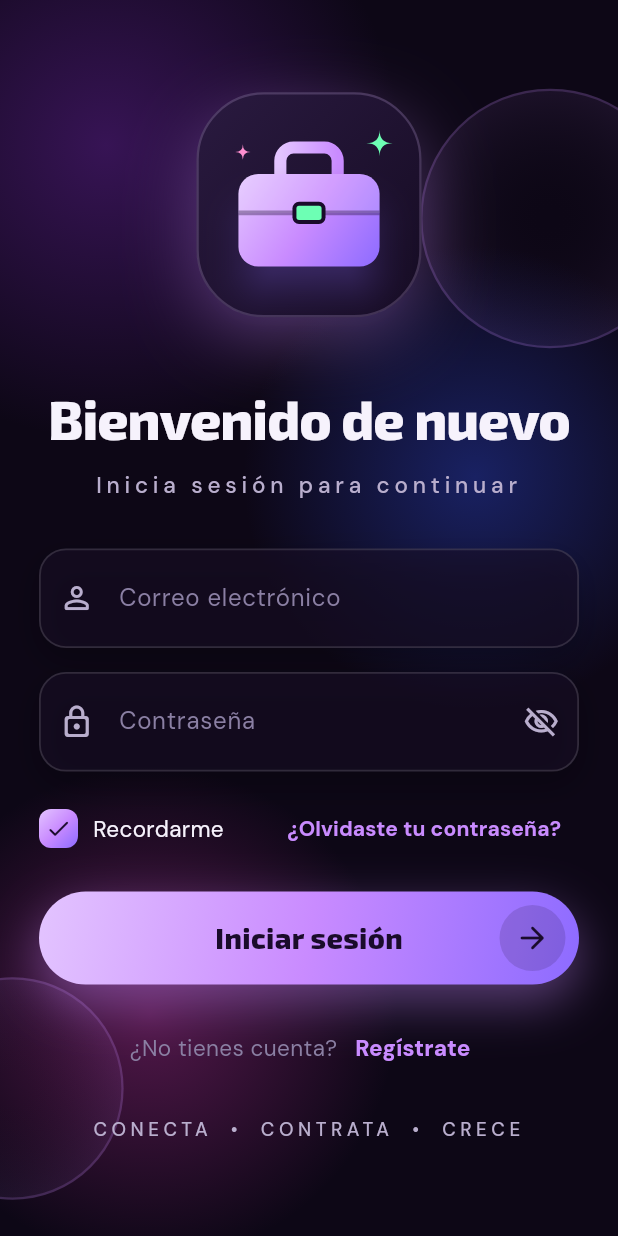
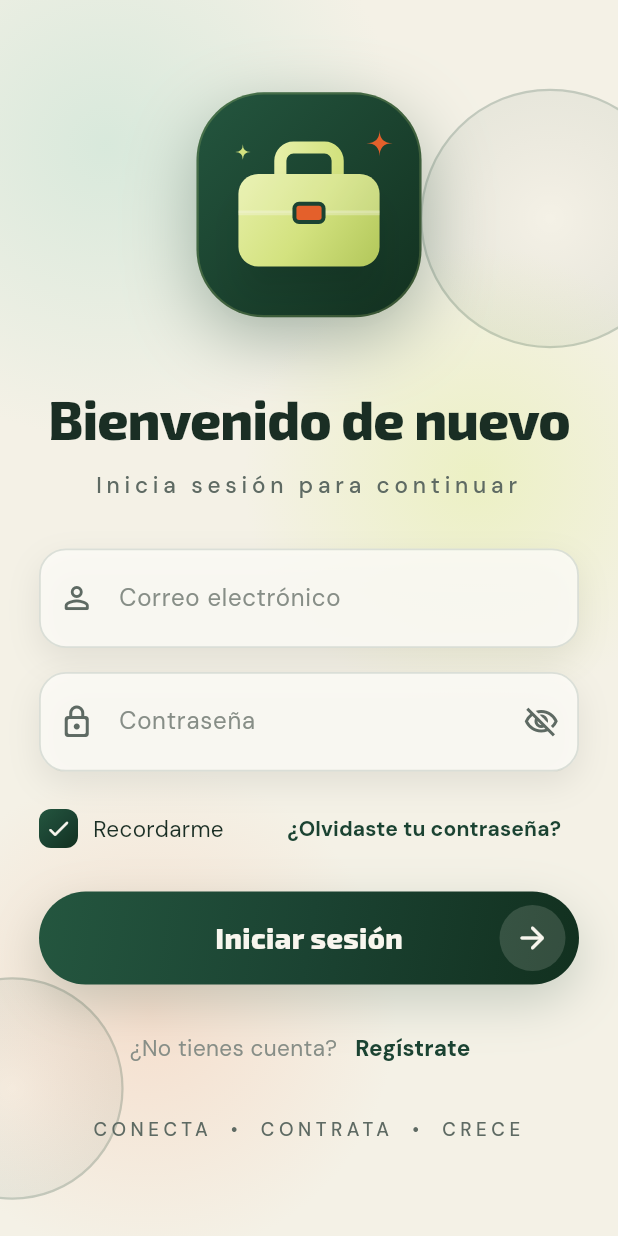
Before and after one commit to JerryDBM/Netjob, a Flutter app: the screen it shows after launch, on a phone screen of 412 x 824 dp. Run offline on Flutter 3.47's test engine with Material 3 defaults, Android fonts, the phone set to English and light mode, and no system bars; our stand-ins replace geolocator, go_router, google_fonts, google_maps_flutter, image_picker, shared_preferences and 2 more; missing offline and left inert: dart:js_interop.

Commit message:
Paleta clara: crema, verde bosque, naranja y lima
Se cambia el tema oscuro violeta por una paleta clara: fondo crema, verde
bosque como color principal, naranja para acciones sobre verde y lima para
detalles sobre superficies oscuras. Se ajustan los colores fijos de las
pantallas y los colores de la versión web. La estructura no cambia.

Co-Authored-By: Claude Opus 5.5 <noreply@anthropic.com>

```diff
--- a/app/lib/core/theme.dart
+++ b/app/lib/core/theme.dart
@@ -1,68 +1,70 @@
 import 'package:flutter/material.dart';
 import 'package:google_fonts/google_fonts.dart';
 
-/// Identidad visual (paleta tomada de drift.iscoutb.dev): fondo violeta casi negro,
-/// paneles de vidrio translúcidos, lavanda como color principal, acentos menta, rosa y
-/// celeste, y degradados profundos morado → azul → magenta.
+/// Identidad visual: fondo crema cálido, verde bosque como color principal, acento
+/// naranja para las llamadas a la acción y lima suave para destacar sobre el verde.
 class NetJobColors {
   // Fondos
-  static const bg = Color(0xFF0D0716);
-  static const bgSoft = Color(0xFF140A21); // barras y hojas inferiores
-  static const card = Color(0xFF1B1029); // paneles
-  static const cardHigh = Color(0xFF261A3A); // paneles elevados / campos
-  static const border = Color(0x21FFFFFF); // borde de vidrio (13 %)
+  static const bg = Color(0xFFF4F1E6); // crema
+  static const bgSoft = Color(0xFFF8F6EE); // barras y hojas inferiores
+  static const card = Color(0xFFFCFBF6); // paneles
+  static const cardHigh = Color(0xFFE8ECE1); // paneles elevados / campos (verde salvia muy claro)
+  static const border = Color(0x241B4332); // borde fino verdoso
 
   // Texto
-  static const ink = Color(0xFFF6F2FC); // principal
-  static const textSoft = Color(0xFFDDD3EE);
-  static const subtle = Color(0xFFB9AECD);
-  static const muted = Color(0xFF8A7FA3);
+  static const ink = Color(0xFF1A2E24); // principal (casi negro verdoso)
+  static const textSoft = Color(0xFF3C4A42);
+  static const subtle = Color(0xFF5E6A63);
+  static const muted = Color(0xFF878E87);
 
   // Marca
-  static const primary = Color(0xFFC98BFF); // lavanda
-  static const primaryDeep = Color(0xFF8D6BFF);
-  static const primaryLight = Color(0xFFE3C4FF);
-  static const onPrimary = Color(0xFF1A0B2B); // texto sobre lavanda
-  static const mint = Color(0xFF6DFFB4);
-  static const pink = Color(0xFFFF8FD0);
-  static const sky = Color(0xFF7CC7FF);
+  static const primary = Color(0xFF1B4332); // verde bosque
+  static const primaryDeep = Color(0xFF12301F);
+  static const primaryLight = Color(0xFF3D7A5C);
+  static const onPrimary = Color(0xFFF8F6EE); // texto sobre verde
+  static const mint = Color(0xFF2E8B57); // verde éxito
+  static const pink = Color(0xFFE4602B); // naranja de acción
+  static const orange = pink;
+  static const lime = Color(0xFFD3E27F); // lima suave (sobre verde oscuro)
+  static const sky = Color(0xFF3F7CAC);
+  static const onDarkSoft = Color(0xFFC9DCCF); // texto secundario sobre verde oscuro
 
   // Estados
   static const accent = mint; // éxito / pagado
-  static const warning = Color(0xFFFFB86B);
-  static const danger = Color(0xFFFF7A9C);
-  static const star = Color(0xFFFFC86B);
+  static const warning = Color(0xFFC77A12);
+  static const danger = Color(0xFFC8452F);
+  static const star = Color(0xFFE0A21B);
 
   // Compatibilidad con nombres anteriores
   static const surface = bg;
   static const surfaceDeep = bgSoft;
   static const highlight = primary;
-  static const bubble = Color(0xFF3B2560);
-  static const night = bg;
-  static const nightCard = card;
-  static const slate = Color(0xFF2A1846); // banner de navegación
+  static const bubble = Color(0xFFCFE6D8); // menta pálida
+  static const night = Color(0xFF1B4332); // superficies oscuras (verde bosque)
+  static const nightCard = Color(0xFF225240);
+  static const slate = Color(0xFF1B4332); // banner de navegación
 
   // Sobre el mapa (claro): trazos y texto con contraste suficiente
-  static const mapBg = Color(0xFFF4F1FA);
-  static const mapLine = Color(0xFF6B3FD4); // rutas, radio de búsqueda, "tú estás aquí"
-  static const mapInk = Color(0xFF3B2560);
+  static const mapBg = Color(0xFFF4F1E6);
+  static const mapLine = Color(0xFFE4602B); // rutas, radio de búsqueda, "tú estás aquí"
+  static const mapInk = Color(0xFF1B4332);
 
-  /// Botones y selección: lila claro → lavanda → violeta.
+  /// Botones y selección: verde bosque.
   static const gradient = LinearGradient(
     begin: Alignment.topLeft,
     end: Alignment.bottomRight,
-    colors: [primaryLight, primary, primaryDeep],
+    colors: [Color(0xFF24563F), primary, primaryDeep],
   );
 
-  /// Fondos destacados: morado profundo → azul noche → magenta.
+  /// Fondos destacados: verde bosque profundo.
   static const heroGradient = LinearGradient(
     begin: Alignment(-1, -0.6),
     end: Alignment(1, 0.6),
-    colors: [Color(0xFF45186A), Color(0xFF1D2A7C), Color(0xFF6A1D5C)],
+    colors: [Color(0xFF225240), Color(0xFF1B4332), Color(0xFF143425)],
   );
 
-  /// Detalles: rosa → lavanda → celeste.
-  static const rainbow = LinearGradient(colors: [pink, primary, sky]);
+  /// Detalles: naranja → lima → verde.
+  static const rainbow = LinearGradient(colors: [pink, lime, mint]);
 }
 
 /// Tipografías: Exo 2 para títulos y DM Sans para textos.
@@ -102,16 +104,16 @@ class NetJobPageTransitions extends PageTransitionsBuilder {
 ThemeData buildTheme() {
   final scheme = ColorScheme.fromSeed(
     seedColor: NetJobColors.primary,
-    brightness: Brightness.dark,
+    brightness: Brightness.light,
     primary: NetJobColors.primary,
     onPrimary: NetJobColors.onPrimary,
-    secondary: NetJobColors.mint,
-    onSecondary: NetJobColors.onPrimary,
+    secondary: NetJobColors.orange,
+    onSecondary: Colors.white,
     surface: NetJobColors.card,
     onSurface: NetJobColors.ink,
     error: NetJobColors.danger,
   );
-  final base = ThemeData(colorScheme: scheme, useMaterial3: true, brightness: Brightness.dark);
+  final base = ThemeData(colorScheme: scheme, useMaterial3: true, brightness: Brightness.light);
   final body = GoogleFonts.dmSansTextTheme(base.textTheme).apply(bodyColor: NetJobColors.ink, displayColor: NetJobColors.ink);
   TextStyle? display(TextStyle? s, FontWeight w, double ls) => GoogleFonts.exo2(textStyle: s, fontWeight: w, letterSpacing: ls);
   final radius = BorderRadius.circular(16);
@@ -193,7 +195,7 @@ ThemeData buildTheme() {
       style: OutlinedButton.styleFrom(
         minimumSize: const Size(0, 52),
         shape: const StadiumBorder(),
-        side: const BorderSide(color: Color(0x40C98BFF)),
+        side: const BorderSide(color: Color(0x591B4332)),
         foregroundColor: NetJobColors.primary,
         textStyle: GoogleFonts.dmSans(fontWeight: FontWeight.w700),
       ),
@@ -201,11 +203,12 @@ ThemeData buildTheme() {
     textButtonTheme: TextButtonThemeData(style: TextButton.styleFrom(foregroundColor: NetJobColors.primary)),
     navigationBarTheme: NavigationBarThemeData(
       backgroundColor: NetJobColors.bgSoft,
+      surfaceTintColor: Colors.transparent,
       elevation: 0,
       height: 70,
-      indicatorColor: const Color(0x33C98BFF),
+      indicatorColor: NetJobColors.primary,
       iconTheme: WidgetStateProperty.resolveWith(
-        (s) => IconThemeData(color: s.contains(WidgetState.selected) ? NetJobColors.primary : NetJobColors.muted),
+        (s) => IconThemeData(color: s.contains(WidgetState.selected) ? NetJobColors.onPrimary : NetJobColors.muted),
       ),
       labelTextStyle: WidgetStateProperty.resolveWith(
         (s) => GoogleFonts.dmSans(
@@ -229,6 +232,7 @@ ThemeData buildTheme() {
     progressIndicatorTheme: const ProgressIndicatorThemeData(color: NetJobColors.primary, linearTrackColor: NetJobColors.cardHigh),
     dialogTheme: DialogThemeData(
       backgroundColor: NetJobColors.card,
+      surfaceTintColor: Colors.transparent,
       shape: RoundedRectangleBorder(borderRadius: BorderRadius.circular(28), side: const BorderSide(color: NetJobColors.border)),
     ),
     bottomSheetTheme: const BottomSheetThemeData(
@@ -236,7 +240,7 @@ ThemeData buildTheme() {
       dragHandleColor: NetJobColors.muted,
       shape: RoundedRectangleBorder(borderRadius: BorderRadius.vertical(top: Radius.circular(28))),
     ),
-    snackBarTheme: const SnackBarThemeData(contentTextStyle: TextStyle(color: NetJobColors.onPrimary, fontWeight: FontWeight.w600)),
+    snackBarTheme: const SnackBarThemeData(backgroundColor: NetJobColors.primary, contentTextStyle: TextStyle(color: NetJobColors.onPrimary, fontWeight: FontWeight.w600)),
     datePickerTheme: const DatePickerThemeData(backgroundColor: NetJobColors.card),
     timePickerTheme: const TimePickerThemeData(backgroundColor: NetJobColors.card),
     popupMenuTheme: const PopupMenuThemeData(color: NetJobColors.cardHigh),
--- a/app/lib/features/auth/auth_screens.dart
+++ b/app/lib/features/auth/auth_screens.dart
@@ -51,7 +51,7 @@ class _AuthScaffold extends StatelessWidget {
                 left: 8,
                 top: 8,
                 child: IconButton(
-                  style: IconButton.styleFrom(backgroundColor: const Color(0x94180E26), side: const BorderSide(color: NetJobColors.border)),
+                  style: IconButton.styleFrom(backgroundColor: const Color(0xD9FCFBF6), side: const BorderSide(color: NetJobColors.border)),
                   icon: const Icon(Icons.arrow_back_rounded, color: NetJobColors.ink),
                   onPressed: () => context.canPop() ? context.pop() : context.go('/login'),
                 ),
@@ -168,8 +168,8 @@ class _LoginScreenState extends State<LoginScreen> {
                 decoration: BoxDecoration(
                   borderRadius: BorderRadius.circular(8),
                   gradient: _remember ? NetJobColors.gradient : null,
-                  color: _remember ? null : const Color(0x94180E26),
-                  border: Border.all(color: _remember ? Colors.transparent : const Color(0x55C98BFF), width: 1.5),
+                  color: _remember ? null : const Color(0xD9FCFBF6),
+                  border: Border.all(color: _remember ? Colors.transparent : const Color(0x591B4332), width: 1.5),
                 ),
                 child: _remember ? const Icon(Icons.check_rounded, color: NetJobColors.onPrimary, size: 18) : null,
               ),
@@ -250,10 +250,10 @@ class _RegisterScreenState extends State<RegisterScreen> {
           decoration: BoxDecoration(
             borderRadius: BorderRadius.circular(22),
             gradient: selected ? NetJobColors.gradient : null,
-            color: selected ? null : const Color(0x94180E26),
+            color: selected ? null : const Color(0xD9FCFBF6),
             border: Border.all(color: selected ? Colors.transparent : NetJobColors.border, width: 1.2),
             boxShadow: [
-              BoxShadow(color: selected ? const Color(0x66C98BFF) : const Color(0x40000000), blurRadius: selected ? 24 : 16, offset: const Offset(0, 8)),
+              BoxShadow(color: selected ? const Color(0x331B4332) : const Color(0x14000000), blurRadius: selected ? 24 : 16, offset: const Offset(0, 8)),
             ],
           ),
           child: Column(crossAxisAlignment: CrossAxisAlignment.start, children: [
@@ -261,7 +261,7 @@ class _RegisterScreenState extends State<RegisterScreen> {
             const SizedBox(height: 10),
             Text(title, style: TextStyle(fontWeight: FontWeight.w800, fontSize: 15, color: selected ? NetJobColors.onPrimary : NetJobColors.ink)),
             const SizedBox(height: 3),
-            Text(desc, style: TextStyle(fontSize: 12.5, color: selected ? const Color(0xB31A0B2B) : NetJobColors.subtle)),
+            Text(desc, style: TextStyle(fontSize: 12.5, color: selected ? const Color(0xB3F8F6EE) : NetJobColors.subtle)),
           ]),
         ),
       ),
--- a/app/lib/features/calendar/calendar_screens.dart
+++ b/app/lib/features/calendar/calendar_screens.dart
@@ -558,10 +558,10 @@ class _NextUp extends StatelessWidget {
           child: Row(children: [
             Expanded(
               child: Column(crossAxisAlignment: CrossAxisAlignment.start, children: [
-                Text('Próxima cita · $soon', style: const TextStyle(color: NetJobColors.primaryLight, fontWeight: FontWeight.w700, fontSize: 12.5)),
+                Text('Próxima cita · $soon', style: const TextStyle(color: NetJobColors.lime, fontWeight: FontWeight.w700, fontSize: 12.5)),
                 const SizedBox(height: 4),
                 Text(a['service']['title'], style: const TextStyle(color: Colors.white, fontWeight: FontWeight.w800, fontSize: 17)),
-                Text('${apptWhen(a['scheduledAt'])} · ${a['counterpart']['name']}', style: const TextStyle(color: NetJobColors.textSoft, fontSize: 12.5)),
+                Text('${apptWhen(a['scheduledAt'])} · ${a['counterpart']['name']}', style: const TextStyle(color: NetJobColors.onDarkSoft, fontSize: 12.5)),
               ]),
             ),
             const Icon(Icons.chevron_right_rounded, color: Colors.white),
--- a/app/lib/features/common/benefits_screens.dart
+++ b/app/lib/features/common/benefits_screens.dart
@@ -48,7 +48,7 @@ class BenefitsScreen extends StatelessWidget {
                       credits > 0
                           ? 'En tu próximo servicio la tarifa NetJob baja del $standard al $reduced. Se aplica sola al pagar.'
                           : 'Cada $every servicios finalizados, si tu calificación como cliente es mayor a ${loyalty['minRating']}, un servicio paga $reduced en lugar de $standard.',
-                      style: const TextStyle(color: NetJobColors.textSoft, height: 1.35),
+                      style: const TextStyle(color: NetJobColors.onDarkSoft, height: 1.35),
                     ),
                   ]),
                 ),
--- a/app/lib/features/requests/track_screen.dart
+++ b/app/lib/features/requests/track_screen.dart
@@ -418,7 +418,7 @@ class _TrackScreenState extends State<TrackScreen> {
         color: NetJobColors.mapBg,
         alignment: const Alignment(0, -0.45),
         child: Column(mainAxisSize: MainAxisSize.min, children: [
-          Icon(_enRoute ? Icons.directions_car_filled_rounded : Icons.map_outlined, size: 96, color: const Color(0xFFB7A3DD)),
+          Icon(_enRoute ? Icons.directions_car_filled_rounded : Icons.map_outlined, size: 96, color: const Color(0xFFB9C9BD)),
           const SizedBox(height: 10),
           Text(
             mapsAvailable ? 'Esperando la ubicación…' : 'El mapa no está disponible en este dispositivo',
--- a/app/lib/widgets/auth_design.dart
+++ b/app/lib/widgets/auth_design.dart
@@ -34,9 +34,9 @@ class _AuthBackgroundState extends State<AuthBackground> with SingleTickerProvid
             final w = c.maxWidth;
             final h = c.maxHeight;
             return Stack(children: [
-              _glow(left: -w * 0.35 + t * 20, top: -h * 0.12, size: w * 0.95, color: const Color(0xFF45186A)),
-              _glow(left: w * 0.45 - t * 24, top: h * 0.18 + t * 16, size: w * 0.75, color: const Color(0xFF1D2A7C)),
-              _glow(left: -w * 0.2 + t * 18, top: h * 0.62, size: w * 0.8, color: const Color(0xFF6A1D5C)),
+              _glow(left: -w * 0.35 + t * 20, top: -h * 0.12, size: w * 0.95, color: const Color(0xFFCFE6D8)),
+              _glow(left: w * 0.45 - t * 24, top: h * 0.18 + t * 16, size: w * 0.75, color: const Color(0xFFE9F0B8)),
+              _glow(left: -w * 0.2 + t * 18, top: h * 0.62, size: w * 0.8, color: const Color(0xFFF6D9C6)),
               _ring(left: w * 0.68, top: h * 0.06 + t * 10, size: w * 0.42),
               _ring(left: -w * 0.16, top: h * 0.8 - t * 8, size: w * 0.36),
               child!,
@@ -79,8 +79,8 @@ class _AuthBackgroundState extends State<AuthBackground> with SingleTickerProvid
           height: s,
           decoration: BoxDecoration(
             shape: BoxShape.circle,
-            border: Border.all(color: const Color(0x2EC98BFF), width: 1.5),
-            gradient: const RadialGradient(colors: [Color(0x00000000), Color(0x14C98BFF)]),
+            border: Border.all(color: const Color(0x2E1B4332), width: 1.5),
+            gradient: const RadialGradient(colors: [Color(0x00000000), Color(0x0F1B4332)]),
           ),
         ),
       ),
@@ -119,11 +119,11 @@ class _NetJobLogoState extends State<NetJobLogo> with SingleTickerProviderStateM
           gradient: const LinearGradient(
             begin: Alignment.topLeft,
             end: Alignment.bottomRight,
-            colors: [Color(0xFF2A1A40), Color(0xFF150B22)],
+            colors: [Color(0xFF24563F), Color(0xFF12301F)],
           ),
-          border: Border.all(color: const Color(0x33E3C4FF), width: 1.5),
+          border: Border.all(color: const Color(0x33D3E27F), width: 1.5),
           boxShadow: const [
-            BoxShadow(color: Color(0x55C98BFF), blurRadius: 40, offset: Offset(0, 14)),
+            BoxShadow(color: Color(0x591B4332), blurRadius: 40, offset: Offset(0, 14)),
           ],
         ),
         child: CustomPaint(painter: BriefcasePainter()),
@@ -146,20 +146,20 @@ class BriefcasePainter extends CustomPainter {
       Paint()
         ..style = PaintingStyle.stroke
         ..strokeWidth = w * 0.055
-        ..shader = const LinearGradient(colors: [NetJobColors.primaryLight, NetJobColors.primary]).createShader(handle.outerRect),
+        ..shader = const LinearGradient(colors: [Color(0xFFE6EFA6), NetJobColors.lime]).createShader(handle.outerRect),
     );
 
     // Cuerpo
     final bodyRect = Rect.fromLTRB(w * 0.18, h * 0.36, w * 0.82, h * 0.78);
     final body = RRect.fromRectAndRadius(bodyRect, Radius.circular(w * 0.09));
-    canvas.drawShadow(Path()..addRRect(body), const Color(0xAA8D6BFF), 10, false);
+    canvas.drawShadow(Path()..addRRect(body), const Color(0x66000000), 10, false);
     canvas.drawRRect(
       body,
       Paint()
         ..shader = const LinearGradient(
           begin: Alignment.topLeft,
           end: Alignment.bottomRight,
-          colors: [NetJobColors.primaryLight, NetJobColors.primary, NetJobColors.primaryDeep],
+          colors: [Color(0xFFE6EFA6), NetJobColors.lime, Color(0xFFB2C75A)],
         ).createShader(bodyRect),
     );
 
@@ -183,12 +183,12 @@ class BriefcasePainter extends CustomPainter {
 
     // Broche
     final clasp = RRect.fromRectAndRadius(Rect.fromCenter(center: Offset(w * 0.5, y), width: w * 0.15, height: h * 0.1), Radius.circular(w * 0.03));
-    canvas.drawRRect(clasp, Paint()..color = NetJobColors.onPrimary);
-    canvas.drawRRect(clasp.deflate(w * 0.018), Paint()..color = NetJobColors.mint);
+    canvas.drawRRect(clasp, Paint()..color = NetJobColors.primary);
+    canvas.drawRRect(clasp.deflate(w * 0.018), Paint()..color = NetJobColors.orange);
 
     // Destellos
-    _sparkle(canvas, Offset(w * 0.82, h * 0.22), w * 0.06, NetJobColors.mint);
-    _sparkle(canvas, Offset(w * 0.2, h * 0.26), w * 0.035, NetJobColors.pink);
+    _sparkle(canvas, Offset(w * 0.82, h * 0.22), w * 0.06, NetJobColors.orange);
+    _sparkle(canvas, Offset(w * 0.2, h * 0.26), w * 0.035, NetJobColors.lime);
   }
 
   void _sparkle(Canvas canvas, Offset c, double r, Color color) {
@@ -215,10 +215,10 @@ class GlassField extends StatelessWidget {
   Widget build(BuildContext context) {
     return Container(
       decoration: BoxDecoration(
-        color: const Color(0x94180E26), // rgba(24,14,38,.58)
+        color: const Color(0xD9FCFBF6), // rgba(24,14,38,.58)
         borderRadius: BorderRadius.circular(18),
         border: Border.all(color: NetJobColors.border, width: 1.2),
-        boxShadow: const [BoxShadow(color: Color(0x40000000), blurRadius: 18, offset: Offset(0, 8))],
+        boxShadow: const [BoxShadow(color: Color(0x14000000), blurRadius: 18, offset: Offset(0, 8))],
       ),
       child: Theme(
         data: Theme.of(context).copyWith(
@@ -279,7 +279,7 @@ class _GradientButtonState extends State<GradientButton> {
             decoration: BoxDecoration(
               gradient: NetJobColors.gradient,
               borderRadius: BorderRadius.circular(40),
-              boxShadow: const [BoxShadow(color: Color(0x66C98BFF), blurRadius: 28, offset: Offset(0, 12))],
+              boxShadow: const [BoxShadow(color: Color(0x331B4332), blurRadius: 28, offset: Offset(0, 12))],
             ),
             child: Stack(alignment: Alignment.center, children: [
               widget.loading
@@ -291,7 +291,7 @@ class _GradientButtonState extends State<GradientButton> {
                 child: Container(
                   width: 44,
                   height: 44,
-                  decoration: const BoxDecoration(shape: BoxShape.circle, color: Color(0x261A0B2B)),
+                  decoration: const BoxDecoration(shape: BoxShape.circle, color: Color(0x26F8F6EE)),
                   child: Icon(widget.icon, color: NetJobColors.onPrimary),
                 ),
               ),
--- a/app/lib/widgets/common.dart
+++ b/app/lib/widgets/common.dart
@@ -10,7 +10,7 @@ void toast(BuildContext context, Object message, {bool error = true}) {
     ..hideCurrentSnackBar()
     ..showSnackBar(SnackBar(
       content: Text(message.toString()),
-      backgroundColor: error ? const Color(0xFFFF7A9C) : const Color(0xFF6DFFB4),
+      backgroundColor: error ? const Color(0xFFC8452F) : const Color(0xFF2E8B57),
       behavior: SnackBarBehavior.floating,
     ));
 }
--- a/app/lib/widgets/maps.dart
+++ b/app/lib/widgets/maps.dart
@@ -322,7 +322,7 @@ Future<void> showLocationSheet(BuildContext context) {
               const SizedBox(height: 10),
               Container(
                 padding: const EdgeInsets.all(10),
-                decoration: BoxDecoration(color: const Color(0xFF2A1A33), borderRadius: BorderRadius.circular(10)),
+                decoration: BoxDecoration(color: const Color(0xFFFBEBDA), borderRadius: BorderRadius.circular(10)),
                 child: Text(loc.message!, style: const TextStyle(fontSize: 13)),
               ),
             ],
@@ -389,7 +389,7 @@ class _MunicipioChooserState extends State<_MunicipioChooser> {
         department: _dept,
         city: _city,
         decorate: (w) => Container(
-          decoration: BoxDecoration(color: const Color(0xFF241834), borderRadius: BorderRadius.circular(18)),
+          decoration: BoxDecoration(color: const Color(0xFFE6E9DE), borderRadius: BorderRadius.circular(18)),
           child: w,
         ),
         onChanged: (d, c) {
```
Also changed, not shown: app/lib/core/format.dart (+10 -10 lines), app/lib/features/client/client_screens.dart (+7 -7 lines), app/lib/features/common/common_screens.dart (+21 -21 lines), app/lib/features/pro/plan_screens.dart (+13 -13 lines), app/lib/features/pro/pro_screens.dart (+9 -9 lines), app/lib/features/requests/request_screens.dart (+16 -16 lines), app/lib/features/requests/route_screen.dart (+10 -10 lines), app/lib/features/reviews/reviews_screens.dart (+12 -12 lines), app/lib/widgets/design.dart (+7 -7 lines), app/lib/widgets/place_picker.dart (+5 -5 lines), 2 other files.
